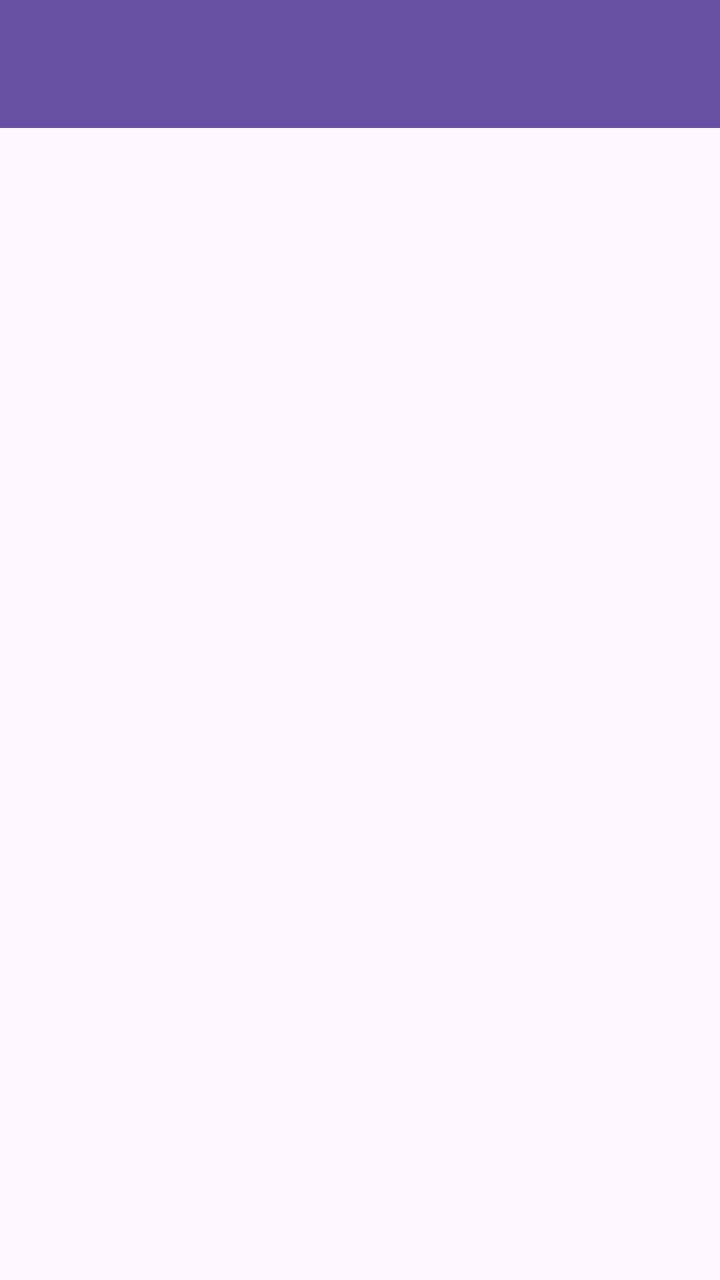
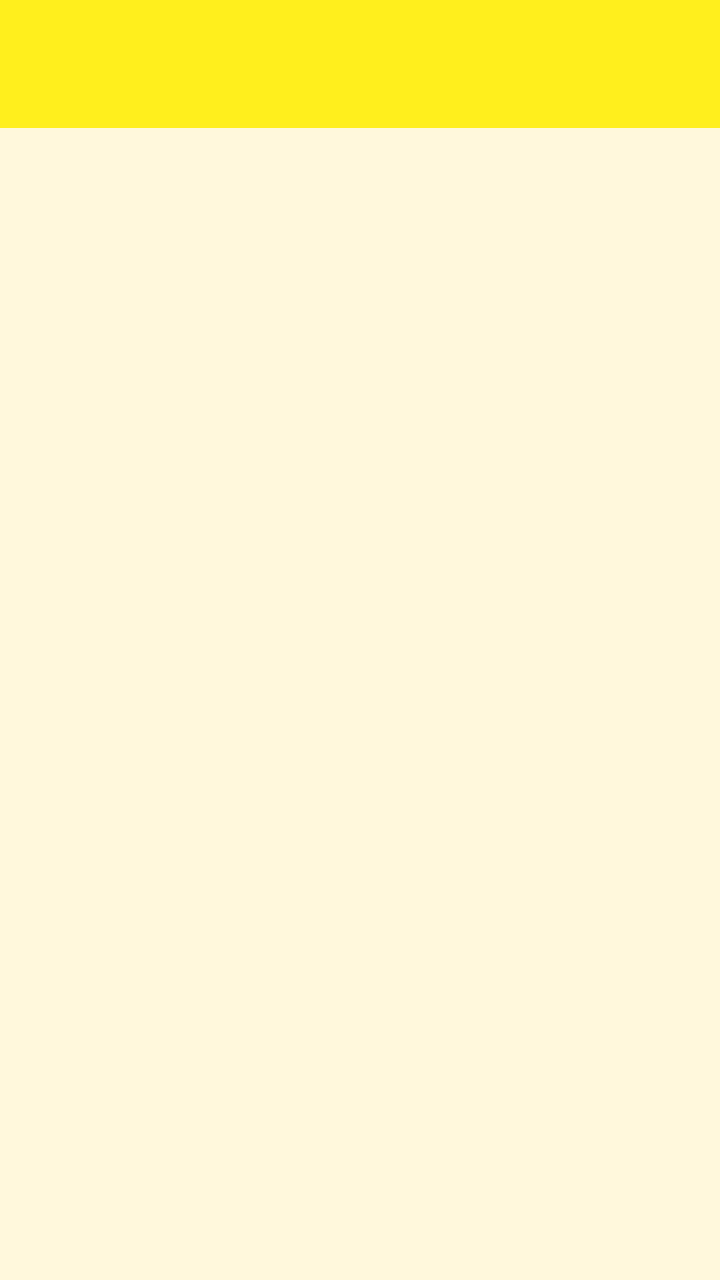

Screens rendered from an Android XML layout before and after an edit, with the pre-edit source and the edit as a unified diff.
<!-- AndroidManifest.xml: application theme Theme.Pluto_Baydella -->
<!-- res/layout/fragment_message.xml -->
<?xml version="1.0" encoding="utf-8"?>
<androidx.coordinatorlayout.widget.CoordinatorLayout
    xmlns:android="http://schemas.android.com/apk/res/android"
    xmlns:app="http://schemas.android.com/apk/res-auto"
    xmlns:tools="http://schemas.android.com/tools"
    android:layout_width="match_parent"
    android:layout_height="match_parent"
    tools:context=".Message.MessageFragment">

    <com.google.android.material.appbar.AppBarLayout
        android:id="@+id/appBarLayout"
        android:layout_width="match_parent"
        android:layout_height="wrap_content"
        android:theme="@style/ThemeOverlay.AppCompat.Dark.ActionBar">

        <androidx.appcompat.widget.Toolbar
            android:id="@+id/toolbar"
            android:layout_width="match_parent"
            android:layout_height="?attr/actionBarSize"
            android:background="?attr/colorPrimary"
            app:layout_scrollFlags="scroll|enterAlways"
            app:titleTextColor="@android:color/white" />

    </com.google.android.material.appbar.AppBarLayout>

    <ListView
        android:id="@+id/listMessageItems"
        android:layout_width="match_parent"
        android:layout_height="match_parent"
        app:layout_behavior="@string/appbar_scrolling_view_behavior" />

</androidx.coordinatorlayout.widget.CoordinatorLayout>
<!-- resources referenced by this layout -->
<resources>
  <style name="Theme.Pluto_Baydella" parent="Base.Theme.Pluto_Baydella" />
  <style name="Base.Theme.Pluto_Baydella" parent="Theme.Material3.DayNight.NoActionBar">
  
          
  
      </style>
</resources>

<!-- the commit's change to res/layout/fragment_message.xml (unified diff, before → after) -->
@@ -5,21 +5,23 @@
     xmlns:tools="http://schemas.android.com/tools"
     android:layout_width="match_parent"
     android:layout_height="match_parent"
+    android:background="#FFF8DC"
     tools:context=".Message.MessageFragment">
 
     <com.google.android.material.appbar.AppBarLayout
         android:id="@+id/appBarLayout"
         android:layout_width="match_parent"
         android:layout_height="wrap_content"
-        android:theme="@style/ThemeOverlay.AppCompat.Dark.ActionBar">
+        android:background="#FFEF1D"
+        android:theme="@style/ThemeOverlay.AppCompat.Light">
 
         <androidx.appcompat.widget.Toolbar
             android:id="@+id/toolbar"
             android:layout_width="match_parent"
             android:layout_height="?attr/actionBarSize"
-            android:background="?attr/colorPrimary"
+            android:background="#FFEF1D"
             app:layout_scrollFlags="scroll|enterAlways"
-            app:titleTextColor="@android:color/white" />
+            app:titleTextColor="#000000" />
 
     </com.google.android.material.appbar.AppBarLayout>
 
@@ -27,6 +29,8 @@
         android:id="@+id/listMessageItems"
         android:layout_width="match_parent"
         android:layout_height="match_parent"
+        android:divider="#FFE9A8"
+        android:dividerHeight="1dp"
         app:layout_behavior="@string/appbar_scrolling_view_behavior" />
 
 </androidx.coordinatorlayout.widget.CoordinatorLayout>
